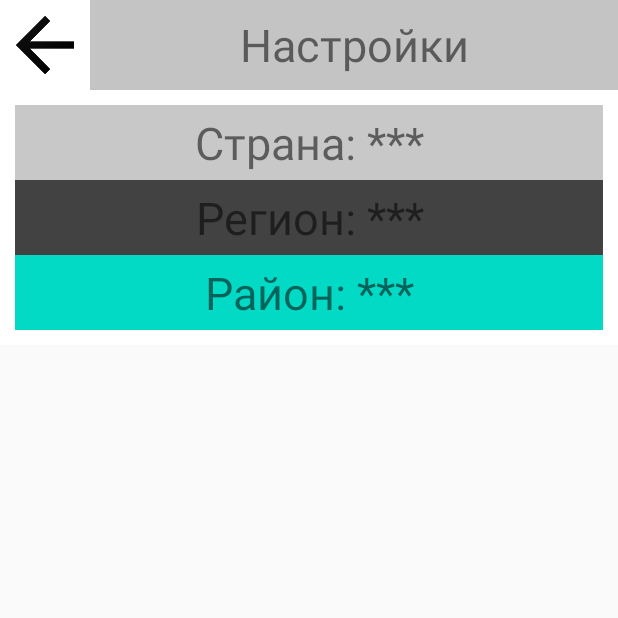
After one commit to TWaster/TouristNotes, an Android app: the UserSettingsActivity screen opened directly, with no data from a screen before it, on a phone screen of 412 x 824 dp, the top half of it. The commit adds this screen. Run offline under Robolectric (Android 15) with nearby library versions, the phone set to English and light mode, and no system bars; network calls fail.

Commit message:
Выгрузка настроек (выбор страны, региона, района)

```diff
--- a/app/build.gradle
+++ b/app/build.gradle
@@ -28,6 +28,7 @@ dependencies {
 
     implementation 'androidx.appcompat:appcompat:1.1.0'
     implementation 'androidx.constraintlayout:constraintlayout:1.1.3'
+    implementation 'com.google.android.material:material:1.4.0'
     testImplementation 'junit:junit:4.12'
     androidTestImplementation 'androidx.test.ext:junit:1.1.1'
     androidTestImplementation 'androidx.test.espresso:espresso-core:3.2.0'
--- a/app/src/main/java/com/example/touristnotes/MainActivity.java
+++ b/app/src/main/java/com/example/touristnotes/MainActivity.java
@@ -82,4 +82,10 @@ public class MainActivity extends AppCompatActivity {
         }
         return aList;
     }
+
+    public void onClick(View view) {
+        Intent i;
+        i = new Intent(this, UserSettingsActivity.class);
+        startActivity(i);
+    }
 }
--- /dev/null
+++ b/app/src/main/res/layout/user_settings.xml
@@ -0,0 +1,104 @@
+<?xml version="1.0" encoding="utf-8"?>
+<androidx.constraintlayout.widget.ConstraintLayout xmlns:android="http://schemas.android.com/apk/res/android"
+    xmlns:app="http://schemas.android.com/apk/res-auto"
+    xmlns:tools="http://schemas.android.com/tools"
+    android:layout_width="match_parent"
+    android:layout_height="match_parent"
+    tools:context=".UserSettingsActivity">
+
+    <LinearLayout
+        android:id="@+id/LiearLayout1"
+        android:layout_width="match_parent"
+        android:layout_height="60dp"
+        android:orientation="horizontal"
+        app:layout_constraintEnd_toEndOf="parent"
+        app:layout_constraintTop_toTopOf="parent">
+
+        <ImageButton
+            android:id="@+id/button_back"
+            android:layout_width="60dp"
+            android:layout_height="60dp"
+            android:onClick="onClick"
+           android:foreground="@drawable/back"/>
+
+        <TextView
+            android:layout_width="match_parent"
+            android:layout_height="60dp"
+            android:text="Настройки"
+            android:textSize="30dp"
+            android:gravity="center"
+            android:background="@color/cardview_shadow_start_color"/>
+
+    </LinearLayout>
+
+    <ScrollView
+        android:layout_width="match_parent"
+        android:layout_height="0dp"
+        app:layout_constraintBottom_toBottomOf="parent"
+        app:layout_constraintEnd_toEndOf="parent"
+        app:layout_constraintStart_toStartOf="parent"
+        app:layout_constraintTop_toBottomOf="@+id/LiearLayout1">
+
+        <LinearLayout
+            android:layout_width="match_parent"
+            android:layout_height="0dp"
+            android:background="@color/cardview_light_background"
+            android:clickable="false"
+
+            android:clipChildren="false"
+            android:orientation="vertical"
+            android:padding="10dp">
+            <!-- Место под динамический список объектов коллекции -->
+
+            <TextView
+                android:id="@+id/country"
+                android:layout_width="match_parent"
+                android:layout_height="50dp"
+                android:text="Страна: ***"
+                android:textSize="30dp"
+                android:gravity="center"
+                android:onClick="onClick"
+                android:background="@color/cardview_shadow_start_color"/>
+
+            <TextView
+                android:id="@+id/region"
+                android:layout_width="match_parent"
+                android:layout_height="50dp"
+                android:text="Регион: ***"
+                android:textSize="30dp"
+                android:gravity="center"
+                android:onClick="onClick"
+                android:background="@color/cardview_dark_background"/>
+
+            <TextView
+                android:id="@+id/sub_region"
+                android:layout_width="match_parent"
+                android:layout_height="50dp"
+                android:text="Район: ***"
+                android:textSize="30dp"
+                android:gravity="center"
+                android:onClick="onClick"
+                android:background="@color/design_default_color_secondary"/>
+
+            <ProgressBar
+                android:visibility="gone"
+                android:id="@+id/progressBar_settings"
+                android:layout_width="wrap_content"
+                android:layout_height="wrap_content"
+                app:layout_constraintBottom_toBottomOf="parent"
+                app:layout_constraintEnd_toEndOf="parent"
+                app:layout_constraintStart_toStartOf="parent"
+                app:layout_constraintTop_toTopOf="parent" />
+
+
+
+
+
+
+            <!-- -->
+
+        </LinearLayout>
+    </ScrollView>
+
+
+</androidx.constraintlayout.widget.ConstraintLayout>
```
Also changed, not shown: app/src/main/AndroidManifest.xml (+16 -7 lines), app/src/main/java/com/example/touristnotes/SelectCountryActivity.java (added, +22 -0 lines), app/src/main/java/com/example/touristnotes/SelectRegionActivity.java (added, +22 -0 lines), app/src/main/java/com/example/touristnotes/SelectSubRegionsActivity.java (added, +22 -0 lines), app/src/main/java/com/example/touristnotes/UserSettingsActivity.java (added, +41 -0 lines), app/src/main/res/layout/activity_main.xml (+46 -0 lines), app/src/main/res/layout/select_country.xml (added, +72 -0 lines), app/src/main/res/layout/select_region.xml (added, +72 -0 lines), app/src/main/res/layout/select_sub_regions.xml (added, +73 -0 lines), app/src/main/res/drawable/back.png (added).
